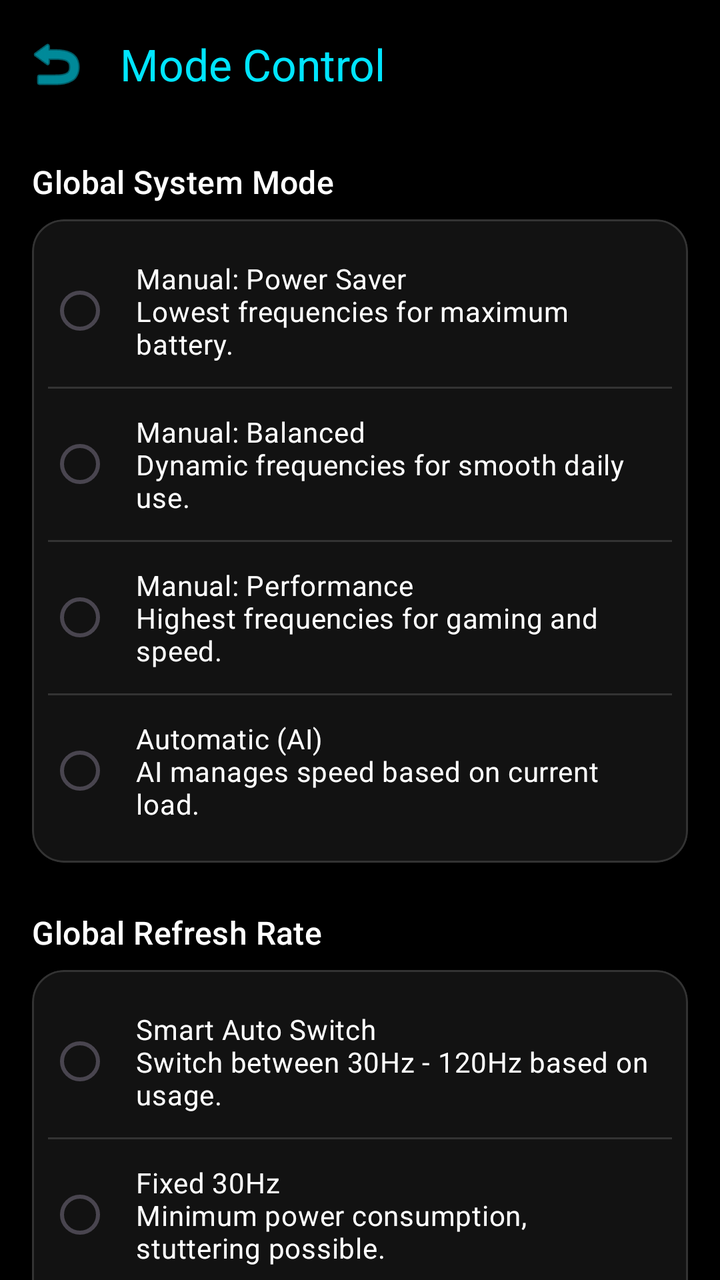
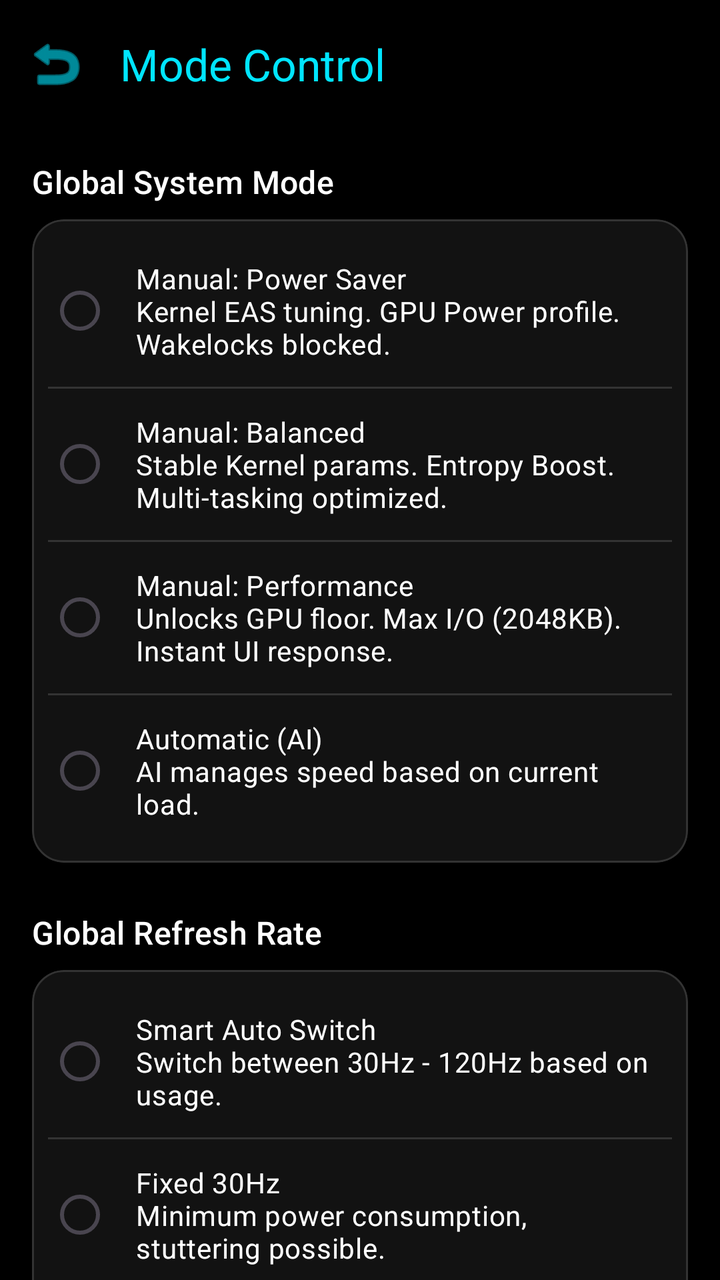

Compare the two renders of this Android layout. The source of the first and the diff that turns it into the second are given below.
<!-- AndroidManifest.xml: activity theme Theme.PhoneControl -->
<!-- res/layout/activity_mode_control.xml -->
<?xml version="1.0" encoding="utf-8"?>
<LinearLayout xmlns:android="http://schemas.android.com/apk/res/android"
    xmlns:app="http://schemas.android.com/apk/res-auto"
    android:layout_width="match_parent"
    android:layout_height="match_parent"
    android:orientation="vertical"
    android:background="@android:color/black"
    android:fitsSystemWindows="true">

    <com.google.android.material.appbar.MaterialToolbar
        android:id="@+id/toolbarModeControl"
        android:layout_width="match_parent"
        android:layout_height="?attr/actionBarSize"
        app:title="Mode Control"
        app:titleTextColor="@color/color_mode"
        app:navigationIcon="@android:drawable/ic_menu_revert"
        app:navigationIconTint="@color/color_mode" />

    <androidx.core.widget.NestedScrollView
        android:layout_width="match_parent"
        android:layout_height="match_parent">

        <LinearLayout
            android:layout_width="match_parent"
            android:layout_height="wrap_content"
            android:orientation="vertical"
            android:padding="16dp">

            
            <TextView
                android:layout_width="wrap_content"
                android:layout_height="wrap_content"
                android:text="Global System Mode"
                android:textColor="@android:color/white"
                android:textAppearance="@style/TextAppearance.Material3.TitleMedium"
                android:layout_marginBottom="8dp" />

            <com.google.android.material.card.MaterialCardView
                android:layout_width="match_parent"
                android:layout_height="wrap_content"
                android:layout_marginBottom="24dp"
                app:cardCornerRadius="16dp"
                app:cardElevation="0dp"
                app:cardBackgroundColor="#121212"
                app:strokeWidth="1dp"
                app:strokeColor="#333333">

                <RadioGroup
                    android:id="@+id/rgModes"
                    android:layout_width="match_parent"
                    android:layout_height="wrap_content"
                    android:padding="8dp">

                    <RadioButton
                        android:id="@+id/rbPowerSaver"
                        android:layout_width="match_parent"
                        android:layout_height="wrap_content"
                        android:padding="12dp"
                        android:text="Manual: Power Saver\nLowest frequencies for maximum battery."
                        android:textColor="@android:color/white"
                        android:buttonTint="@color/color_mode"
                        android:textSize="14sp" />

                    <View android:layout_width="match_parent" android:layout_height="1dp" android:background="#333333" />

                    <RadioButton
                        android:id="@+id/rbBalance"
                        android:layout_width="match_parent"
                        android:layout_height="wrap_content"
                        android:padding="12dp"
                        android:text="Manual: Balanced\nDynamic frequencies for smooth daily use."
                        android:textColor="@android:color/white"
                        android:buttonTint="@color/color_mode"
                        android:textSize="14sp" />

                    <View android:layout_width="match_parent" android:layout_height="1dp" android:background="#333333" />

                    <RadioButton
                        android:id="@+id/rbPerformance"
                        android:layout_width="match_parent"
                        android:layout_height="wrap_content"
                        android:padding="12dp"
                        android:text="Manual: Performance\nHighest frequencies for gaming and speed."
                        android:textColor="@android:color/white"
                        android:buttonTint="@color/color_mode"
                        android:textSize="14sp" />

                    <View android:layout_width="match_parent" android:layout_height="1dp" android:background="#333333" />

                    <RadioButton
                        android:id="@+id/rbAutomatic"
                        android:layout_width="match_parent"
                        android:layout_height="wrap_content"
                        android:padding="12dp"
                        android:text="Automatic (AI)\nAI manages speed based on current load."
                        android:textColor="@android:color/white"
                        android:buttonTint="@color/color_mode"
                        android:textSize="14sp" />

                    
                    <LinearLayout
                        android:id="@+id/layoutFocusSettings"
                        android:layout_width="match_parent"
                        android:layout_height="wrap_content"
                        android:orientation="vertical"
                        android:paddingStart="32dp"
                        android:paddingEnd="16dp"
                        android:paddingBottom="16dp"
                        android:visibility="gone">

                        <TextView
                            android:layout_width="wrap_content"
                            android:layout_height="wrap_content"
                            android:text="Automatic Focus Selection:"
                            android:textColor="#AAAAAA"
                            android:textSize="12sp"
                            android:layout_marginBottom="8dp" />

                        <RadioGroup
                            android:id="@+id/rgFocus"
                            android:layout_width="match_parent"
                            android:layout_height="wrap_content">

                            <RadioButton
                                android:id="@+id/rbFocusBattery"
                                android:layout_width="match_parent"
                                android:layout_height="wrap_content"
                                android:text="Battery Saver Focus\nPrioritize efficiency, boost only if needed."
                                android:textColor="@android:color/white"
                                android:buttonTint="@color/color_mode"
                                android:textSize="13sp" />

                            <RadioButton
                                android:id="@+id/rbFocusDaily"
                                android:layout_width="match_parent"
                                android:layout_height="wrap_content"
                                android:text="Daily Usage Focus\nSmart balance between speed and battery."
                                android:textColor="@android:color/white"
                                android:buttonTint="@color/color_mode"
                                android:textSize="13sp" />
                        </RadioGroup>
                    </LinearLayout>
                </RadioGroup>
            </com.google.android.material.card.MaterialCardView>

            
            <TextView
                android:layout_width="wrap_content"
                android:layout_height="wrap_content"
                android:text="Global Refresh Rate"
                android:textColor="@android:color/white"
                android:textAppearance="@style/TextAppearance.Material3.TitleMedium"
                android:layout_marginBottom="8dp" />

            <com.google.android.material.card.MaterialCardView
                android:layout_width="match_parent"
                android:layout_height="wrap_content"
                android:layout_marginBottom="24dp"
                app:cardCornerRadius="16dp"
                app:cardElevation="0dp"
                app:cardBackgroundColor="#121212"
                app:strokeWidth="1dp"
                app:strokeColor="#333333">

                <RadioGroup
                    android:id="@+id/rgGlobalFps"
                    android:layout_width="match_parent"
                    android:layout_height="wrap_content"
                    android:padding="8dp">

                    <RadioButton
                        android:id="@+id/rbGlobalFpsAuto"
                        android:layout_width="match_parent"
                        android:layout_height="wrap_content"
                        android:padding="12dp"
                        android:text="Smart Auto Switch\nSwitch between 30Hz - 120Hz based on usage."
                        android:textColor="@android:color/white"
                        android:buttonTint="@color/color_mode"
                        android:textSize="14sp" />

                    <View android:layout_width="match_parent" android:layout_height="1dp" android:background="#333333" />

                    <RadioButton
                        android:id="@+id/rbGlobalFps30"
                        android:layout_width="match_parent"
                        android:layout_height="wrap_content"
                        android:padding="12dp"
                        android:text="Fixed 30Hz\nMinimum power consumption, stuttering possible."
                        android:textColor="@android:color/white"
                        android:buttonTint="@color/color_mode"
                        android:textSize="14sp" />

                    <View android:layout_width="match_parent" android:layout_height="1dp" android:background="#333333" />

                    <RadioButton
                        android:id="@+id/rbGlobalFps60"
                        android:layout_width="match_parent"
                        android:layout_height="wrap_content"
                        android:padding="12dp"
                        android:text="Fixed 60Hz\nStandard smoothness and balanced power."
                        android:textColor="@android:color/white"
                        android:buttonTint="@color/color_mode"
                        android:textSize="14sp" />

                    <View android:layout_width="match_parent" android:layout_height="1dp" android:background="#333333" />

                    <RadioButton
                        android:id="@+id/rbGlobalFps90"
                        android:layout_width="match_parent"
                        android:layout_height="wrap_content"
                        android:padding="12dp"
                        android:text="Fixed 90Hz\nSmooth experience with moderate power use."
                        android:textColor="@android:color/white"
                        android:buttonTint="@color/color_mode"
                        android:textSize="14sp" />

                    <View android:layout_width="match_parent" android:layout_height="1dp" android:background="#333333" />

                    <RadioButton
                        android:id="@+id/rbGlobalFps120"
                        android:layout_width="match_parent"
                        android:layout_height="wrap_content"
                        android:padding="12dp"
                        android:text="Fixed 120Hz\nMaximum smoothness, highest power use."
                        android:textColor="@android:color/white"
                        android:buttonTint="@color/color_mode"
                        android:textSize="14sp" />

                </RadioGroup>
            </com.google.android.material.card.MaterialCardView>

            <TextView
                android:layout_width="match_parent"
                android:layout_height="wrap_content"
                android:text="Global system mode affects the entire device unless an app-specific override is active."
                android:textColor="#666666"
                android:textSize="12sp"
                android:gravity="center" />

        </LinearLayout>
    </androidx.core.widget.NestedScrollView>
</LinearLayout>
<!-- resources referenced by this layout -->
<resources>
  <color name="color_mode">#00E5FF</color>
  <style name="Theme.PhoneControl" parent="Theme.Material3.DayNight.NoActionBar">
          
          <item name="colorPrimary">@color/purple_500</item>
          <item name="colorPrimaryVariant">@color/purple_700</item>
          <item name="colorOnPrimary">@color/white</item>
          
          <item name="colorSecondary">@color/teal_200</item>
          <item name="colorSecondaryVariant">@color/teal_700</item>
          <item name="colorOnSecondary">@color/black</item>
          
          <item name="android:statusBarColor">@android:color/black</item>
          <item name="android:windowLightStatusBar" tools:targetApi="m">false</item>
          
          
          
      </style>
  <color name="purple_500">#FF6200EE</color>
  <color name="purple_700">#FF3700B3</color>
  <color name="white">#FFFFFFFF</color>
  <color name="teal_200">#FF03DAC5</color>
  <color name="teal_700">#FF018786</color>
  <color name="black">#FF000000</color>
</resources>

<!-- the commit's change to res/layout/activity_mode_control.xml (unified diff, before → after) -->
@@ -56,7 +56,7 @@
                         android:layout_width="match_parent"
                         android:layout_height="wrap_content"
                         android:padding="12dp"
-                        android:text="Manual: Power Saver\nLowest frequencies for maximum battery."
+                        android:text="Manual: Power Saver\nKernel EAS tuning. GPU Power profile. Wakelocks blocked."
                         android:textColor="@android:color/white"
                         android:buttonTint="@color/color_mode"
                         android:textSize="14sp" />
@@ -68,7 +68,7 @@
                         android:layout_width="match_parent"
                         android:layout_height="wrap_content"
                         android:padding="12dp"
-                        android:text="Manual: Balanced\nDynamic frequencies for smooth daily use."
+                        android:text="Manual: Balanced\nStable Kernel params. Entropy Boost. Multi-tasking optimized."
                         android:textColor="@android:color/white"
                         android:buttonTint="@color/color_mode"
                         android:textSize="14sp" />
@@ -80,7 +80,7 @@
                         android:layout_width="match_parent"
                         android:layout_height="wrap_content"
                         android:padding="12dp"
-                        android:text="Manual: Performance\nHighest frequencies for gaming and speed."
+                        android:text="Manual: Performance\nUnlocks GPU floor. Max I/O (2048KB). Instant UI response."
                         android:textColor="@android:color/white"
                         android:buttonTint="@color/color_mode"
                         android:textSize="14sp" />
